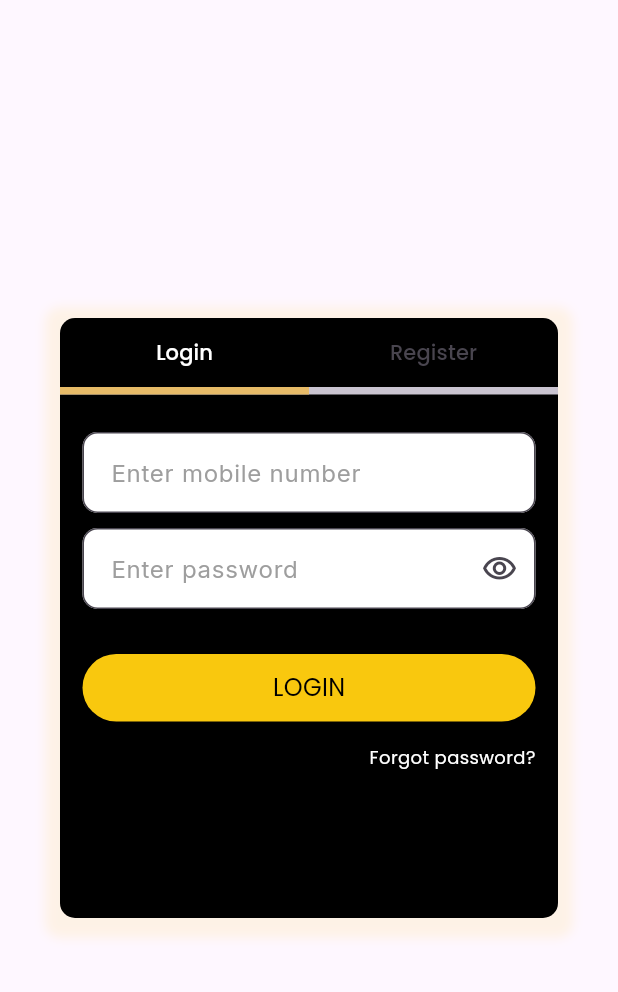
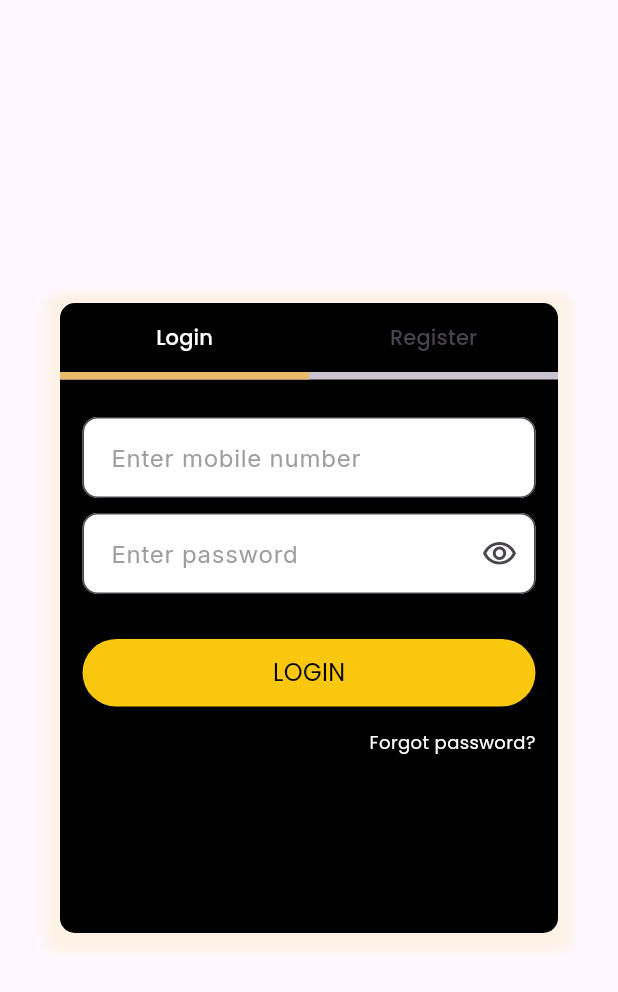
Before and after one commit to kenxsantos/AcePlus, a Flutter app: the AuthDialog widget shown alone on an empty page, opened directly, on a phone screen of 412 x 824 dp. Shown: the top 992 px of the screen. Run offline on Flutter 3.47's test engine with Material 3 defaults, Android fonts, the phone set to English and light mode, and no system bars; our stand-ins replace equatable, flutter_bloc, go_router, google_fonts, hive, hive_flutter and 1 more; accounts and stored records are empty.

Commit message:
adjust auth dialog height

```diff
--- a/lib/features/card_game/presentation/auth_dialog/screens/auth_dialog.dart
+++ b/lib/features/card_game/presentation/auth_dialog/screens/auth_dialog.dart
@@ -31,7 +31,7 @@ class AuthDialog extends StatelessWidget {
               ],
             ),
 
-            height: 400,
+            height: 420,
             child: Column(
               mainAxisSize: MainAxisSize.min,
               mainAxisAlignment: MainAxisAlignment.center,
```
